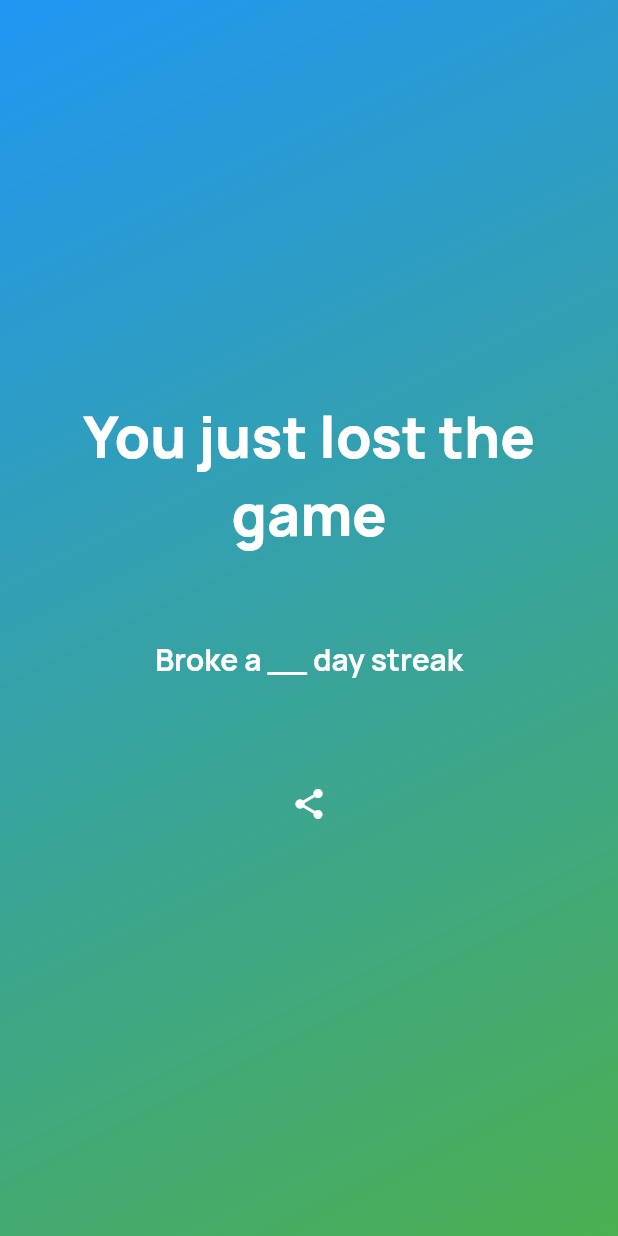
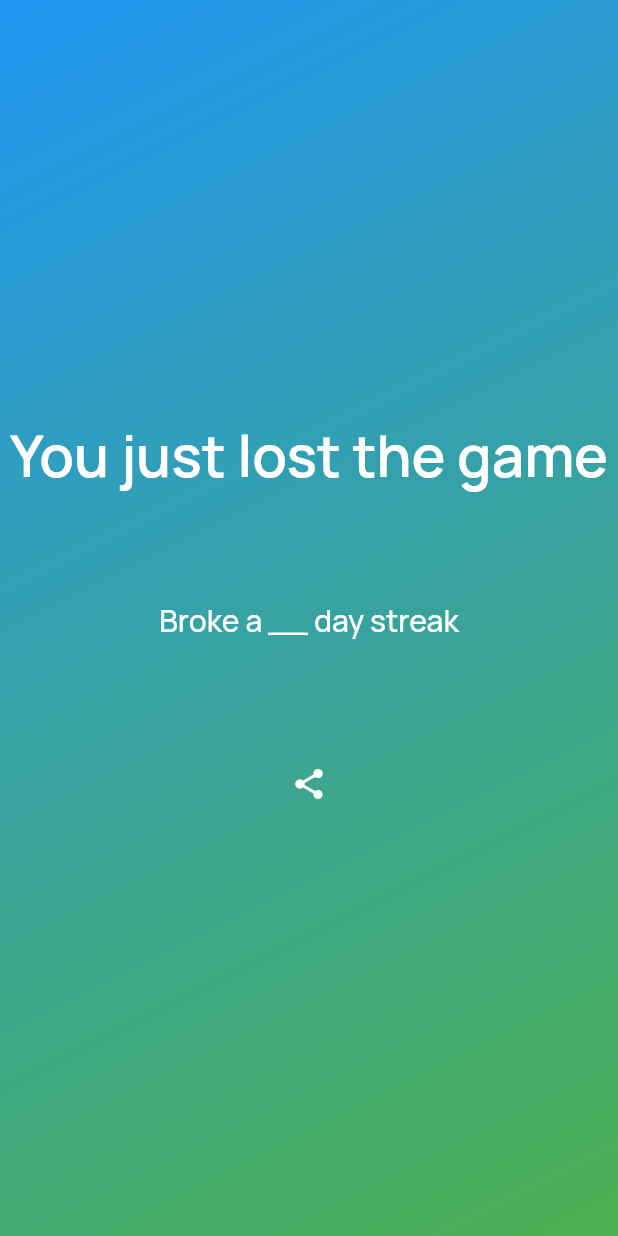
Before and after one commit to ScreamingTaco/TheGame, a Flutter app: the screen it shows after launch, on a phone screen of 412 x 824 dp. Run offline on Flutter 3.47's test engine with Material 2 defaults, Android fonts, the phone set to English and light mode, and no system bars; our stand-ins replace share.

Commit message:
Updated font

```diff
--- a/lib/main.dart
+++ b/lib/main.dart
@@ -48,7 +48,7 @@ class MyHomePage extends StatelessWidget {
                 style: TextStyle(
                   color: Colors.white,
                   fontSize: 38,
-                  fontWeight: FontWeight.w800,
+                  fontWeight: FontWeight.w600,
                 ),
                 textAlign: TextAlign.center,
               ),
@@ -56,7 +56,9 @@ class MyHomePage extends StatelessWidget {
                   style: TextStyle(
                       color: Colors.white,
                       fontSize: 20,
-                      fontWeight: FontWeight.w700)),
+                      fontWeight: FontWeight.w500,
+                      ),
+                      ),
               IconButton(
                 icon: Icon(Icons.share),
                 color: Colors.white,
```
